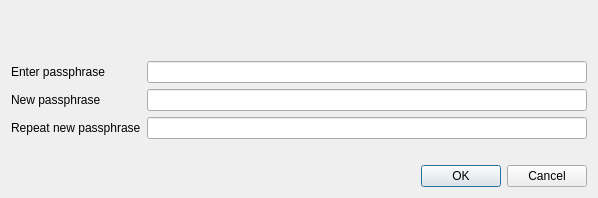
Old version of the form src/qt/forms/askpassphrasedialog.ui in the repository gridcoin/Gridcoin-master.
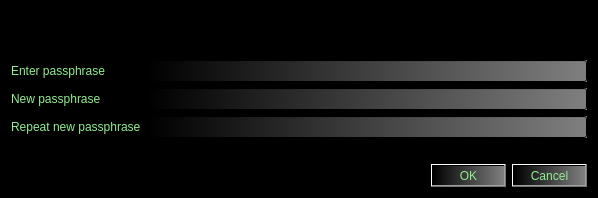
New version of the form.

The edit to the form file:
```diff
--- a/src/qt/forms/askpassphrasedialog.ui
+++ b/src/qt/forms/askpassphrasedialog.ui
@@ -25,6 +25,12 @@
   <property name="windowTitle">
    <string>Passphrase Dialog</string>
   </property>
+  <property name="styleSheet">
+   <string notr="true">
+background-color:black;
+color:lightgreen;
+</string>
+  </property>
   <layout class="QVBoxLayout" name="verticalLayout">
    <item>
     <widget class="QLabel" name="warningLabel">
@@ -43,6 +49,10 @@
      </property>
      <item row="0" column="0">
       <widget class="QLabel" name="passLabel1">
+       <property name="styleSheet">
+        <string notr="true">background-color:black;
+</string>
+       </property>
        <property name="text">
         <string>Enter passphrase</string>
        </property>
@@ -50,6 +60,12 @@
      </item>
      <item row="0" column="1">
       <widget class="QLineEdit" name="passEdit1">
+       <property name="styleSheet">
+        <string notr="true">
+background-color:qlineargradient(spread:pad, x1:0, y1:0, x2:1, y2:0, stop:0 rgba(0, 0, 0, 255), stop:1 rgba(127, 127, 127, 255));
+color:lightgreen;
+</string>
+       </property>
        <property name="echoMode">
         <enum>QLineEdit::Password</enum>
        </property>
@@ -57,6 +73,10 @@
      </item>
      <item row="1" column="0">
       <widget class="QLabel" name="passLabel2">
+       <property name="styleSheet">
+        <string notr="true">background-color:black;
+</string>
+       </property>
        <property name="text">
         <string>New passphrase</string>
        </property>
@@ -64,6 +84,12 @@
      </item>
      <item row="1" column="1">
       <widget class="QLineEdit" name="passEdit2">
+       <property name="styleSheet">
+        <string notr="true">
+background-color:qlineargradient(spread:pad, x1:0, y1:0, x2:1, y2:0, stop:0 rgba(0, 0, 0, 255), stop:1 rgba(127, 127, 127, 255));
+color:lightgreen;
+</string>
+       </property>
        <property name="echoMode">
         <enum>QLineEdit::Password</enum>
        </property>
@@ -71,6 +97,10 @@
      </item>
      <item row="2" column="0">
       <widget class="QLabel" name="passLabel3">
+       <property name="styleSheet">
+        <string notr="true">background-color:black;
+</string>
+       </property>
        <property name="text">
         <string>Repeat new passphrase</string>
        </property>
@@ -78,6 +108,12 @@
      </item>
      <item row="2" column="1">
       <widget class="QLineEdit" name="passEdit3">
+       <property name="styleSheet">
+        <string notr="true">
+background-color:qlineargradient(spread:pad, x1:0, y1:0, x2:1, y2:0, stop:0 rgba(0, 0, 0, 255), stop:1 rgba(127, 127, 127, 255));
+color:lightgreen;
+</string>
+       </property>
        <property name="echoMode">
         <enum>QLineEdit::Password</enum>
        </property>
@@ -103,6 +139,12 @@
    </item>
    <item>
     <widget class="QDialogButtonBox" name="buttonBox">
+     <property name="styleSheet">
+      <string notr="true">
+background-color:qlineargradient(spread:pad, x1:0, y1:0, x2:1, y2:0, stop:0 rgba(0, 0, 0, 255), stop:1 rgba(127, 127, 127, 255));
+color:lightgreen;
+</string>
+     </property>
      <property name="orientation">
       <enum>Qt::Horizontal</enum>
      </property>
```
